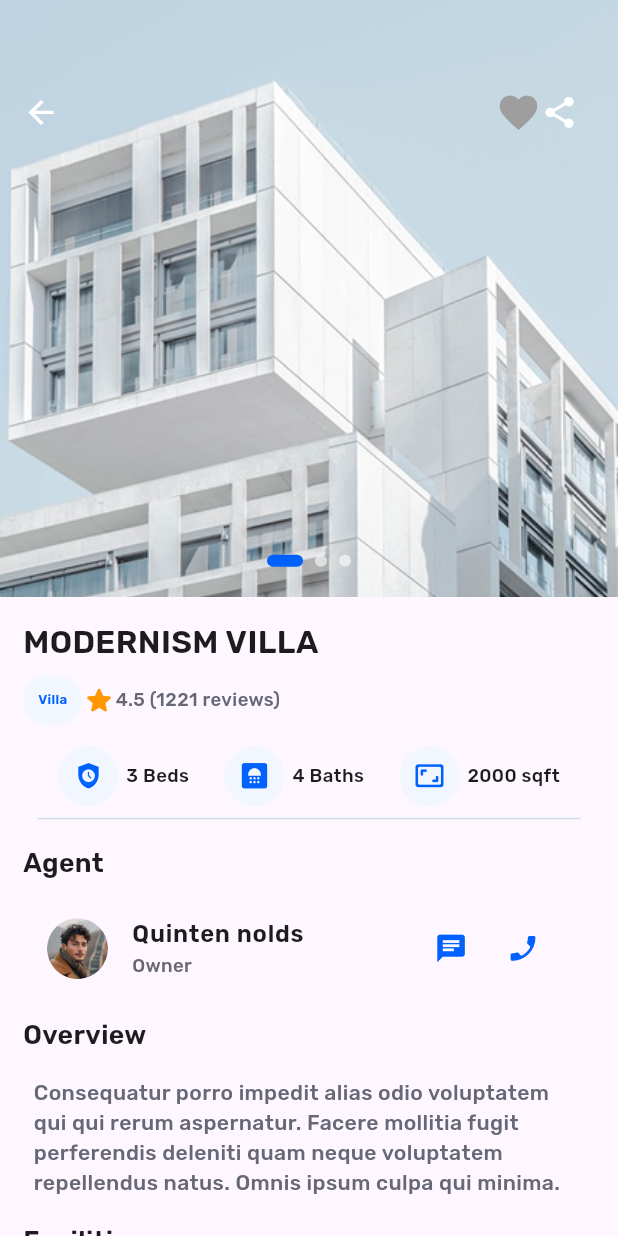
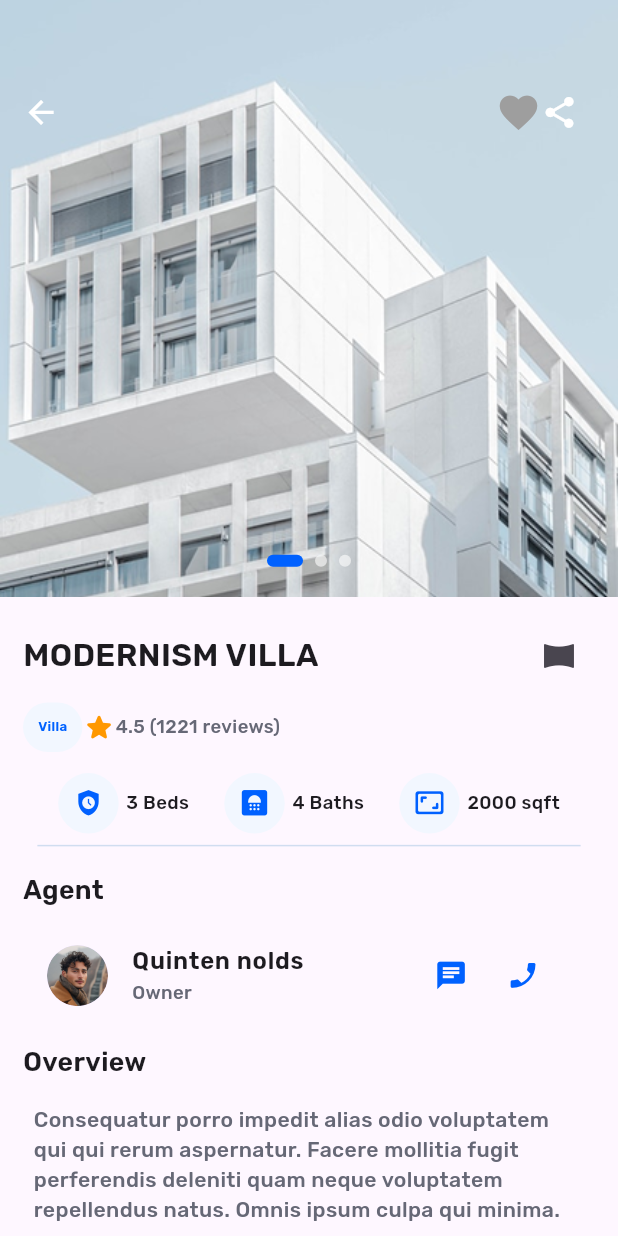
Before and after one commit to Dada6x/easyrent, a Flutter app: the PropertyDetailsPage screen opened directly, on a phone screen of 412 x 824 dp. Run offline on Flutter 3.47's test engine with Material 3 defaults, Android fonts, the light colour scheme and no system bars; drawn by our look-alikes of card_swiper, like_button; our stand-ins replace dio, flutter_map, flutter_screenutil, get, latlong2, lottie and 1 more; missing offline and left inert: panorama_viewer.

Commit message:
added panorama images

```diff
--- a/lib/presentation/property_homepage/views/property_details_page.dart
+++ b/lib/presentation/property_homepage/views/property_details_page.dart
@@ -7,6 +7,7 @@ import 'package:easyrent/presentation/property_homepage/widgets/agent_tile_widge
 import 'package:easyrent/presentation/property_homepage/widgets/comments_section_widget.dart';
 import 'package:easyrent/presentation/property_homepage/widgets/gallery_widget.dart';
 import 'package:easyrent/presentation/property_homepage/widgets/location_widget.dart';
+import 'package:easyrent/presentation/property_homepage/widgets/panorama_images.dart';
 import 'package:flutter/material.dart';
 import 'package:flutter_screenutil/flutter_screenutil.dart';
 import 'package:card_swiper/card_swiper.dart';
@@ -27,7 +28,6 @@ class PropertyDetailsPage extends StatelessWidget {
   final String overview;
   final List<String> gallery;
   // facilities //!enums
-  // location longtude latudie double double
   final double lng;
   final double lat;
   //@ for every property agent and couple of Comments ??
@@ -107,7 +107,7 @@ class PropertyDetailsPage extends StatelessWidget {
                           //         AppTextStyles.h16regular.copyWith(color: white),
                           //   );
                           // },
-                          ),                      //
+                          ), //
                       _circleButton(Icons.share, () {}),
                       SizedBox(width: 12.w),
                     ],
@@ -122,9 +122,19 @@ class PropertyDetailsPage extends StatelessWidget {
                 crossAxisAlignment: CrossAxisAlignment.start,
                 children: [
                   //! property title
-                  Text(
-                    title,
-                    style: AppTextStyles.h24semi,
+                  Row(
+                    children: [
+                      Text(
+                        title,
+                        style: AppTextStyles.h24semi,
+                      ),
+                      const Spacer(),
+                      IconButton(
+                          onPressed: () {
+                            Get.to(panorama());
+                          },
+                          icon: Icon(Icons.panorama_horizontal_select))
+                    ],
                   ),
                   SizedBox(height: 8.h),
                   //! property genre and rating
@@ -217,7 +227,24 @@ class PropertyDetailsPage extends StatelessWidget {
                   GalleryWidget(images: gallery),
                   const _Headers(text: "Location"),
                   //! Location
-                  Text("Grand City St. 100, New York, United States"),
+                  Padding(
+                    padding: EdgeInsets.all(8.0),
+                    child: Row(
+                      children: [
+                        const Icon(
+                          Icons.location_on,
+                          color: primaryBlue,
+                        ),
+                        SizedBox(
+                          width: 10.w,
+                        ),
+                        const Text(
+                          "Grand City St., New York,United States ",
+                          overflow: TextOverflow.clip,
+                        ),
+                      ],
+                    ),
+                  ),
                   SizedBox(
                     height: 300.h,
                     child: CurrentLocationMap(latitude: lat, longitude: lng),
--- a/pubspec.yaml
+++ b/pubspec.yaml
@@ -35,13 +35,15 @@ dependencies:
     sdk: flutter
   flutter_map: ^7.0.2
   flutter_screenutil: ^5.9.3
+  get: ^4.7.2
+  #! location
   geocoding: ^2.0.4
-  get: ^4.7.2
   latlong2: ^0.9.1
   like_button: ^2.0.5
   lottie: any
   photo_view: ^0.15.0
   shared_preferences: ^2.3.3
+  panorama_viewer: ^2.0.4
 dev_dependencies:
   flutter_lints: ^4.0.0
   flutter_test:
@@ -61,6 +63,7 @@ flutter:
     - assets/animations/
     - assets/images/
     - assets/icons/
+    - assets/panorama/
   #   - images/a_dot_ham.jpeg
   # An image asset can refer to one or more resolution-specific "variants", see
   # https://flutter.dev/to/resolution-aware-images
```
Also changed, not shown: lib/presentation/property_homepage/widgets/panorama_images.dart (added, +21 -0 lines), assets/panorama/2018_04_21_ES_Supernova_VT_Void-CC copy.jpg (added), assets/panorama/2018_04_21_ES_Supernova_VT_Void-CC.jpg (added), pubspec.lock, 2 other files.
